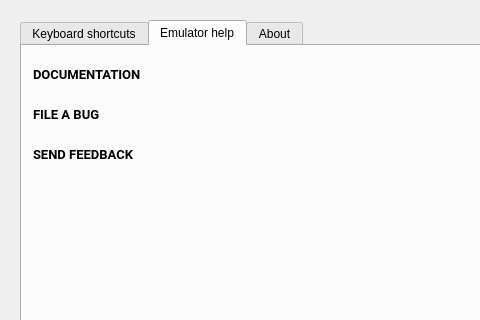
This is android/skin/qt/extended-pages/help-page.ui in aosp-mirror/platform_external_qemu as Qt 5 draws it before an edit; both pictures show x 0 to 480 and y 0 to 320 of the 622 by 580 pixel window. The edited form follows.
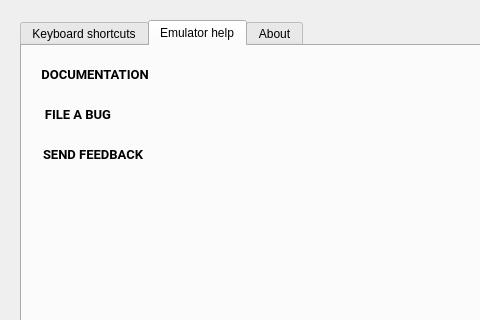
This is the edited form. The open tabs and pages were chosen to show the change.

Commit message:
ui: Adjust button boundaries
Align the button text with its near by elements.
Center the text in the button.

We are using "flat" buttons. Their boundaries are visible only
when they are clicked. The Material Design guidelines for flat
buttons indicate that they should be placed so their text is
aligned with near-by items, and that the text should be centered
in the button.

One result of this is that, when a button is pushed and its boundary
becomes visible, the boundary is not aligned with nearby items.
Still, the guideline indicates this is the best option.

The edit to the form file:
```diff
--- a/android/skin/qt/extended-pages/help-page.ui
+++ b/android/skin/qt/extended-pages/help-page.ui
@@ -96,9 +96,9 @@
     <widget class="QPushButton" name="help_docs">
      <property name="geometry">
       <rect>
-       <x>10</x>
+       <x>4</x>
        <y>10</y>
-       <width>140</width>
+       <width>138</width>
        <height>36</height>
       </rect>
      </property>
@@ -110,9 +110,6 @@
        <bold>true</bold>
       </font>
      </property>
-     <property name="styleSheet">
-      <string notr="true">text-align: left;</string>
-     </property>
      <property name="text">
       <string>DOCUMENTATION</string>
      </property>
@@ -126,9 +123,9 @@
     <widget class="QPushButton" name="help_fileBug">
      <property name="geometry">
       <rect>
-       <x>10</x>
+       <x>4</x>
        <y>50</y>
-       <width>90</width>
+       <width>104</width>
        <height>36</height>
       </rect>
      </property>
@@ -140,9 +137,6 @@
        <bold>true</bold>
       </font>
      </property>
-     <property name="styleSheet">
-      <string notr="true">text-align: left;</string>
-     </property>
      <property name="text">
       <string>FILE A BUG</string>
      </property>
@@ -156,9 +150,9 @@
     <widget class="QPushButton" name="help_sendFeedback">
      <property name="geometry">
       <rect>
-       <x>10</x>
+       <x>4</x>
        <y>90</y>
-       <width>130</width>
+       <width>134</width>
        <height>36</height>
       </rect>
      </property>
@@ -170,9 +164,6 @@
        <bold>true</bold>
       </font>
      </property>
-     <property name="styleSheet">
-      <string notr="true">text-align: left;</string>
-     </property>
      <property name="text">
       <string>SEND FEEDBACK</string>
      </property>
```
Left out of the diff: 4 changed lines with no effect on the pictures. The commit also changes 3 other files.
